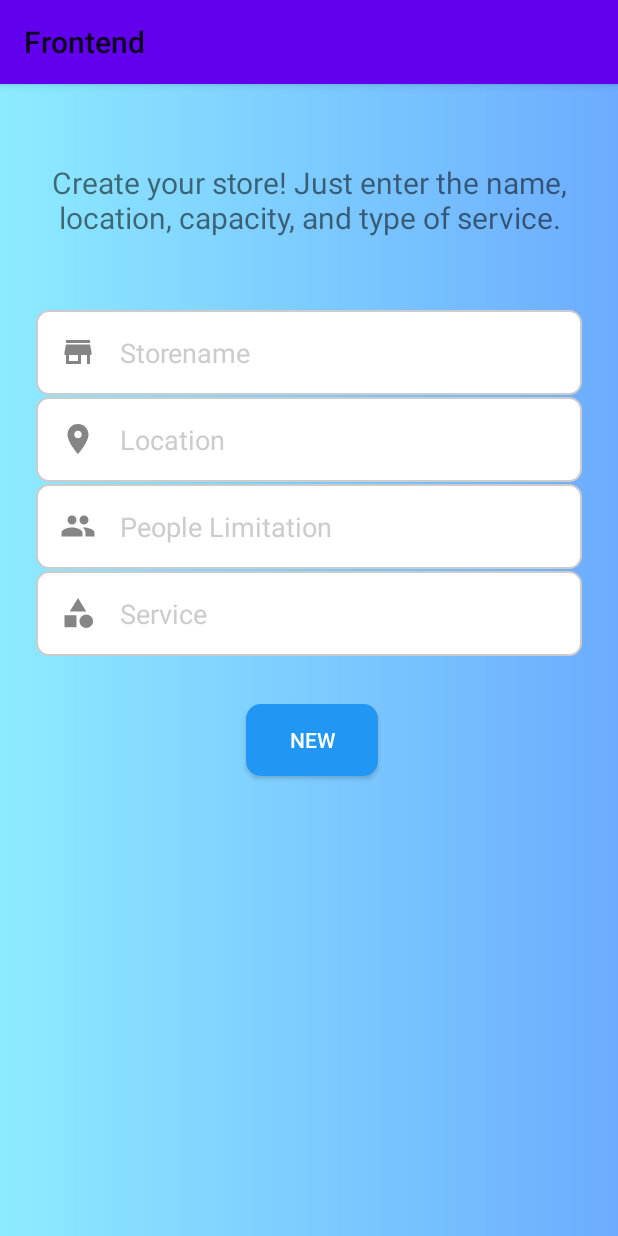
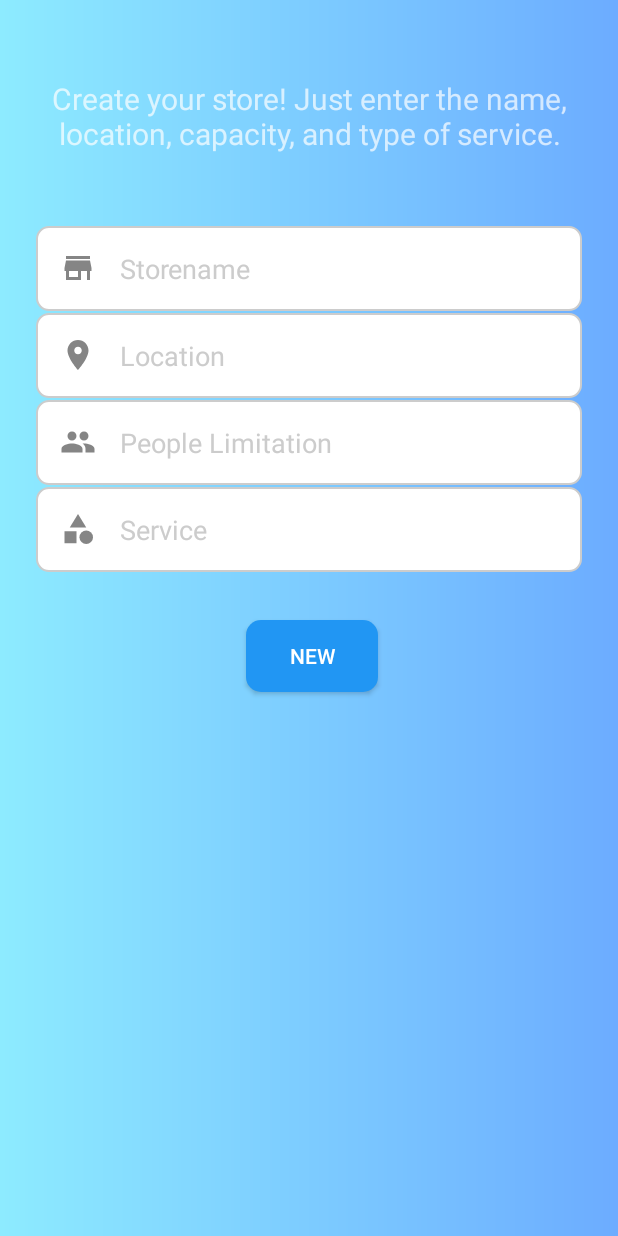
Before and after one commit to AndyZengkx/Frontend, an Android app: the AdminActivity screen opened directly, with no data from a screen before it, on a phone screen of 412 x 824 dp. Run offline under Robolectric (Android 15) with nearby library versions, the phone set to English and light mode, and no system bars; 3 statements that could not run were skipped.

Commit message:
去掉顶部横幅 字体颜色有问题

```diff
--- a/app/src/main/AndroidManifest.xml
+++ b/app/src/main/AndroidManifest.xml
@@ -13,7 +13,8 @@
         android:icon="@mipmap/ic_launcher"
         android:label="@string/app_name"
         android:supportsRtl="true"
-        android:theme="@style/Theme.Frontend"
+
+        android:theme="@style/Theme.AppCompat.NoActionBar"
         android:usesCleartextTraffic="true"
         tools:targetApi="tiramisu">
         <activity
--- a/app/src/main/java/com/example/frontend/MainActivity.java
+++ b/app/src/main/java/com/example/frontend/MainActivity.java
@@ -8,6 +8,7 @@ import android.widget.Button;
 import android.widget.EditText;
 import android.widget.Toast;
 
+import androidx.appcompat.app.ActionBar;
 import androidx.appcompat.app.AppCompatActivity;
 
 import com.example.frontend.entity.Result;
@@ -41,6 +42,7 @@ public class MainActivity extends AppCompatActivity {
     @SuppressLint("MissingInflatedId")
     @Override
     protected void onCreate(Bundle savedInstanceState) {
+
         super.onCreate(savedInstanceState);
         setContentView(R.layout.activity_main);
         mBtn = findViewById(R.id.btn_login);
--- a/app/src/main/res/layout/activity_admin.xml
+++ b/app/src/main/res/layout/activity_admin.xml
@@ -17,8 +17,11 @@
         android:layout_marginTop="52dp"
         android:layout_marginEnd="16dp"
         android:gravity="center"
+        android:color="@color/black"
         android:text="Create your store! Just enter the name, location, capacity, and type of service."
         android:textSize="20sp" />
+
+
 
     <EditText
         android:id="@+id/et_name"
--- a/app/src/main/res/values-night/themes.xml
+++ b/app/src/main/res/values-night/themes.xml
@@ -1,7 +1,8 @@
 <resources xmlns:tools="http://schemas.android.com/tools">
-    <!-- Base application theme. -->
+    <!-- Base application theme.
     <style name="Theme.Frontend" parent="Theme.MaterialComponents.DayNight.DarkActionBar">
-
+    -->
+    <style name="Theme.Frontend" parent="Theme.MaterialComponents.DayNight.Bridge">
         <!-- Primary brand color. -->
         <item name="colorPrimary">@color/purple_200</item>
         <item name="colorPrimaryVariant">@color/purple_700</item>
```
